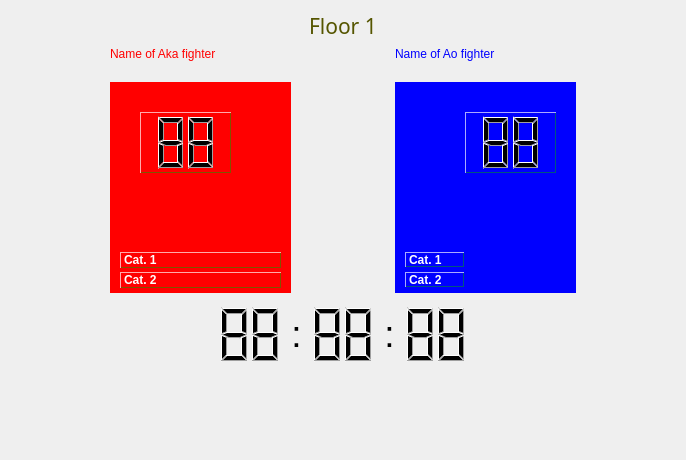
Above: score_board/sboard.ui from Katana-Steel/ScoreSys before the change. Below: the same form after it.
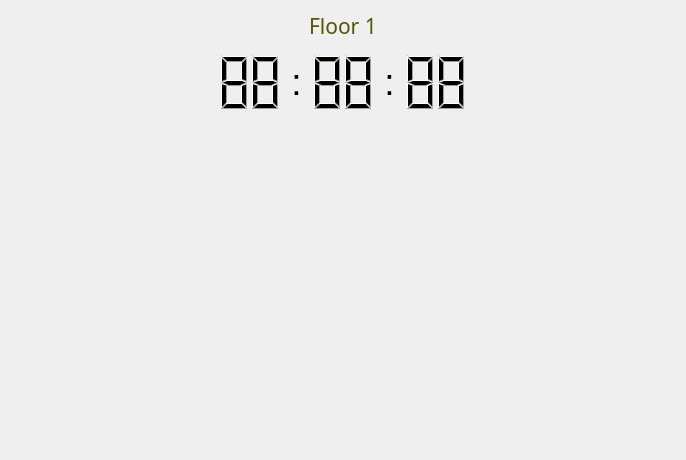
That is the form after the change.

What changed in the file:
```diff
--- a/score_board/sboard.ui
+++ b/score_board/sboard.ui
@@ -65,315 +65,7 @@
     </layout>
    </item>
    <item>
-    <layout class="QHBoxLayout" name="horizontalLayout_3">
-     <item>
-      <spacer name="horizontalSpacer_2">
-       <property name="orientation">
-        <enum>Qt::Horizontal</enum>
-       </property>
-       <property name="sizeHint" stdset="0">
-        <size>
-         <width>40</width>
-         <height>20</height>
-        </size>
-       </property>
-      </spacer>
-     </item>
-     <item>
-      <layout class="QVBoxLayout" name="verticalLayout">
-       <item>
-        <widget class="QLabel" name="nameAka">
-         <property name="minimumSize">
-          <size>
-           <width>181</width>
-           <height>0</height>
-          </size>
-         </property>
-         <property name="styleSheet">
-          <string notr="true">color: rgb(255, 0, 0);</string>
-         </property>
-         <property name="text">
-          <string>Name of Aka fighter</string>
-         </property>
-        </widget>
-       </item>
-       <item>
-        <spacer name="verticalSpacer">
-         <property name="orientation">
-          <enum>Qt::Vertical</enum>
-         </property>
-         <property name="sizeType">
-          <enum>QSizePolicy::Fixed</enum>
-         </property>
-         <property name="sizeHint" stdset="0">
-          <size>
-           <width>20</width>
-           <height>15</height>
-          </size>
-         </property>
-        </spacer>
-       </item>
-       <item>
-        <widget class="QWidget" name="widget_2" native="true">
-         <property name="minimumSize">
-          <size>
-           <width>181</width>
-           <height>211</height>
-          </size>
-         </property>
-         <property name="styleSheet">
-          <string notr="true">QWidget {
-	background-color: rgb(255, 0, 0);
-}
-QFrame {
-	border-top: 1px solid rgb(255, 170, 170);
-	border-left: 1px solid rgb(255, 170, 170);
-	border-right: 1px solid rgb(127, 85, 0);
-	border-bottom: 1px solid rgb(127, 85, 0);
-}</string>
-         </property>
-         <widget class="QLCDNumber" name="scoreAka">
-          <property name="geometry">
-           <rect>
-            <x>30</x>
-            <y>30</y>
-            <width>91</width>
-            <height>61</height>
-           </rect>
-          </property>
-          <property name="styleSheet">
-           <string notr="true"/>
-          </property>
-          <property name="frameShape">
-           <enum>QFrame::StyledPanel</enum>
-          </property>
-          <property name="numDigits">
-           <number>2</number>
-          </property>
-          <property name="mode">
-           <enum>QLCDNumber::Dec</enum>
-          </property>
-          <property name="segmentStyle">
-           <enum>QLCDNumber::Filled</enum>
-          </property>
-          <property name="value" stdset="0">
-           <double>88.000000000000000</double>
-          </property>
-         </widget>
-         <widget class="QLabel" name="aka_cat1">
-          <property name="geometry">
-           <rect>
-            <x>10</x>
-            <y>170</y>
-            <width>161</width>
-            <height>16</height>
-           </rect>
-          </property>
-          <property name="sizePolicy">
-           <sizepolicy hsizetype="MinimumExpanding" vsizetype="Preferred">
-            <horstretch>0</horstretch>
-            <verstretch>0</verstretch>
-           </sizepolicy>
-          </property>
-          <property name="styleSheet">
-           <string notr="true">color: white;
-font-weight: bold;</string>
-          </property>
-          <property name="text">
-           <string>Cat. 1</string>
-          </property>
-         </widget>
-         <widget class="QLabel" name="aka_cat2">
-          <property name="geometry">
-           <rect>
-            <x>10</x>
-            <y>190</y>
-            <width>161</width>
-            <height>16</height>
-           </rect>
-          </property>
-          <property name="sizePolicy">
-           <sizepolicy hsizetype="MinimumExpanding" vsizetype="Preferred">
-            <horstretch>0</horstretch>
-            <verstretch>0</verstretch>
-           </sizepolicy>
-          </property>
-          <property name="font">
-           <font>
-            <weight>75</weight>
-            <bold>true</bold>
-           </font>
-          </property>
-          <property name="styleSheet">
-           <string notr="true">color: white;
-font-weight: bold;</string>
-          </property>
-          <property name="text">
-           <string>Cat. 2</string>
-          </property>
-         </widget>
-        </widget>
-       </item>
-      </layout>
-     </item>
-     <item>
-      <spacer name="horizontalSpacer_5">
-       <property name="orientation">
-        <enum>Qt::Horizontal</enum>
-       </property>
-       <property name="sizeType">
-        <enum>QSizePolicy::MinimumExpanding</enum>
-       </property>
-       <property name="sizeHint" stdset="0">
-        <size>
-         <width>40</width>
-         <height>20</height>
-        </size>
-       </property>
-      </spacer>
-     </item>
-     <item>
-      <layout class="QVBoxLayout" name="verticalLayout_2">
-       <item>
-        <widget class="QLabel" name="nameAo">
-         <property name="minimumSize">
-          <size>
-           <width>181</width>
-           <height>0</height>
-          </size>
-         </property>
-         <property name="styleSheet">
-          <string notr="true">color: rgb(0, 0, 255);</string>
-         </property>
-         <property name="text">
-          <string>Name of Ao fighter</string>
-         </property>
-        </widget>
-       </item>
-       <item>
-        <spacer name="verticalSpacer_3">
-         <property name="orientation">
-          <enum>Qt::Vertical</enum>
-         </property>
-         <property name="sizeType">
-          <enum>QSizePolicy::Fixed</enum>
-         </property>
-         <property name="sizeHint" stdset="0">
-          <size>
-           <width>20</width>
-           <height>15</height>
-          </size>
-         </property>
-        </spacer>
-       </item>
-       <item>
-        <widget class="QWidget" name="widget" native="true">
-         <property name="minimumSize">
-          <size>
-           <width>181</width>
-           <height>211</height>
-          </size>
-         </property>
-         <property name="styleSheet">
-          <string notr="true">QWidget {
-	background-color: rgb(0, 0, 255);
-}
-QFrame {
-	border-top: 1px solid rgb(170, 170, 255);
-	border-left: 1px solid rgb(170, 170, 255);
-	border-right: 1px solid rgb(0, 85, 127);
-	border-bottom: 1px solid rgb(0, 85, 127);
-}</string>
-         </property>
-         <widget class="QLCDNumber" name="scoreAo">
-          <property name="geometry">
-           <rect>
-            <x>70</x>
-            <y>30</y>
-            <width>91</width>
-            <height>61</height>
-           </rect>
-          </property>
-          <property name="styleSheet">
-           <string notr="true"/>
-          </property>
-          <property name="frameShape">
-           <enum>QFrame::StyledPanel</enum>
-          </property>
-          <property name="numDigits">
-           <number>2</number>
-          </property>
-          <property name="mode">
-           <enum>QLCDNumber::Dec</enum>
-          </property>
-          <property name="segmentStyle">
-           <enum>QLCDNumber::Filled</enum>
-          </property>
-          <property name="value" stdset="0">
-           <double>88.000000000000000</double>
-          </property>
-         </widget>
-         <widget class="QLabel" name="ao_cat2">
-          <property name="geometry">
-           <rect>
-            <x>10</x>
-            <y>190</y>
-            <width>59</width>
-            <height>15</height>
-           </rect>
-          </property>
-          <property name="font">
-           <font>
-            <weight>75</weight>
-            <bold>true</bold>
-           </font>
-          </property>
-          <property name="styleSheet">
-           <string notr="true">color: white;
-font-weight: bold;</string>
-          </property>
-          <property name="lineWidth">
-           <number>0</number>
-          </property>
-          <property name="text">
-           <string>Cat. 2</string>
-          </property>
-         </widget>
-         <widget class="QLabel" name="ao_cat1">
-          <property name="geometry">
-           <rect>
-            <x>10</x>
-            <y>170</y>
-            <width>59</width>
-            <height>15</height>
-           </rect>
-          </property>
-          <property name="styleSheet">
-           <string notr="true">color: white;
-font-weight: bold;</string>
-          </property>
-          <property name="text">
-           <string>Cat. 1</string>
-          </property>
-         </widget>
-        </widget>
-       </item>
-      </layout>
-     </item>
-     <item>
-      <spacer name="horizontalSpacer_3">
-       <property name="orientation">
-        <enum>Qt::Horizontal</enum>
-       </property>
-       <property name="sizeHint" stdset="0">
-        <size>
-         <width>40</width>
-         <height>20</height>
-        </size>
-       </property>
-      </spacer>
-     </item>
-    </layout>
+    <layout class="QHBoxLayout" name="TheBoard"/>
    </item>
    <item>
     <layout class="QHBoxLayout" name="horizontalLayout_2">
```
